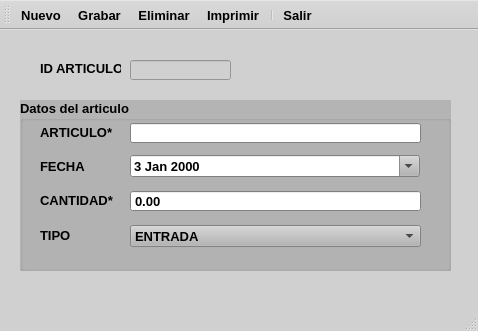
Old version of the form ui/registro_inventarios.ui in the repository EdwardsBC/SutrakomaqV2.
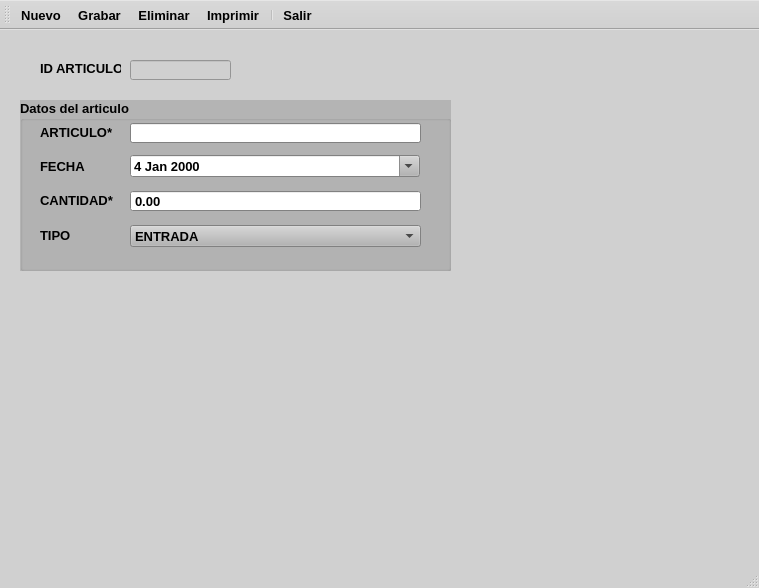
New version of the form. Icons and pictures are not drawn.

Diff of the .ui file:
```diff
--- a/ui/registro_inventarios.ui
+++ b/ui/registro_inventarios.ui
@@ -6,8 +6,8 @@
    <rect>
     <x>0</x>
     <y>0</y>
-    <width>478</width>
-    <height>331</height>
+    <width>759</width>
+    <height>588</height>
    </rect>
   </property>
   <property name="palette">
@@ -1014,12 +1014,12 @@
      </property>
      <property name="dateTime">
       <datetime>
-       <hour>22</hour>
+       <hour>3</hour>
        <minute>0</minute>
        <second>0</second>
        <year>2000</year>
        <month>1</month>
-       <day>3</day>
+       <day>4</day>
       </datetime>
      </property>
      <property name="currentSection">
```
Left out of the diff: 24 changed lines with no effect on the pictures.
